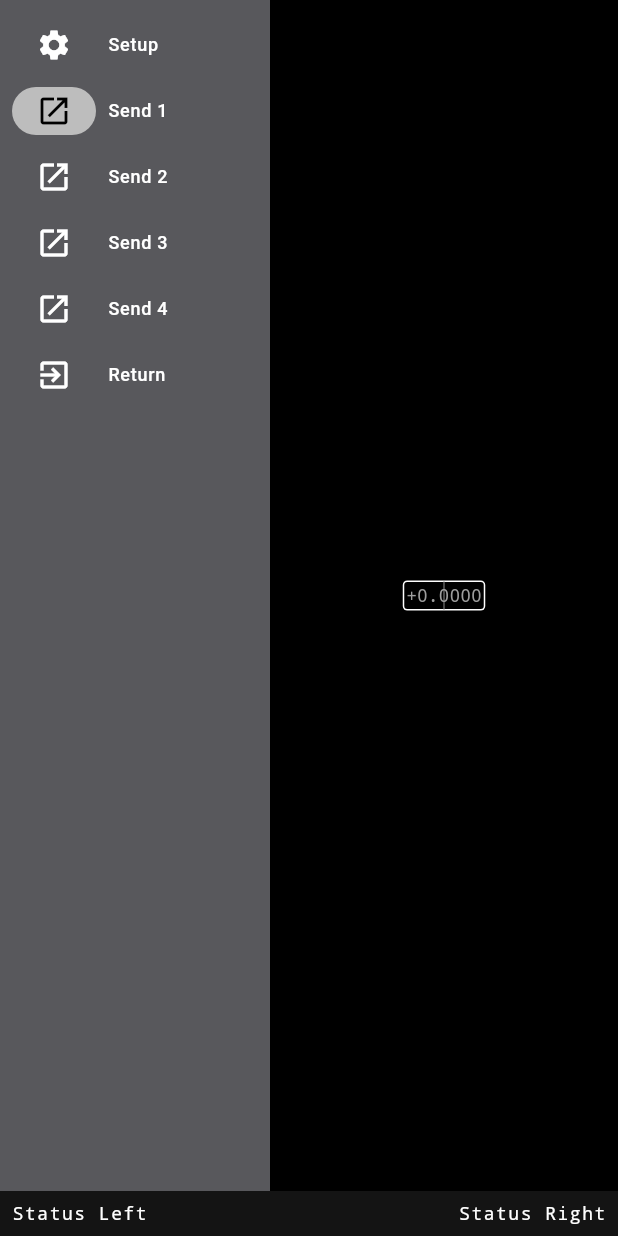
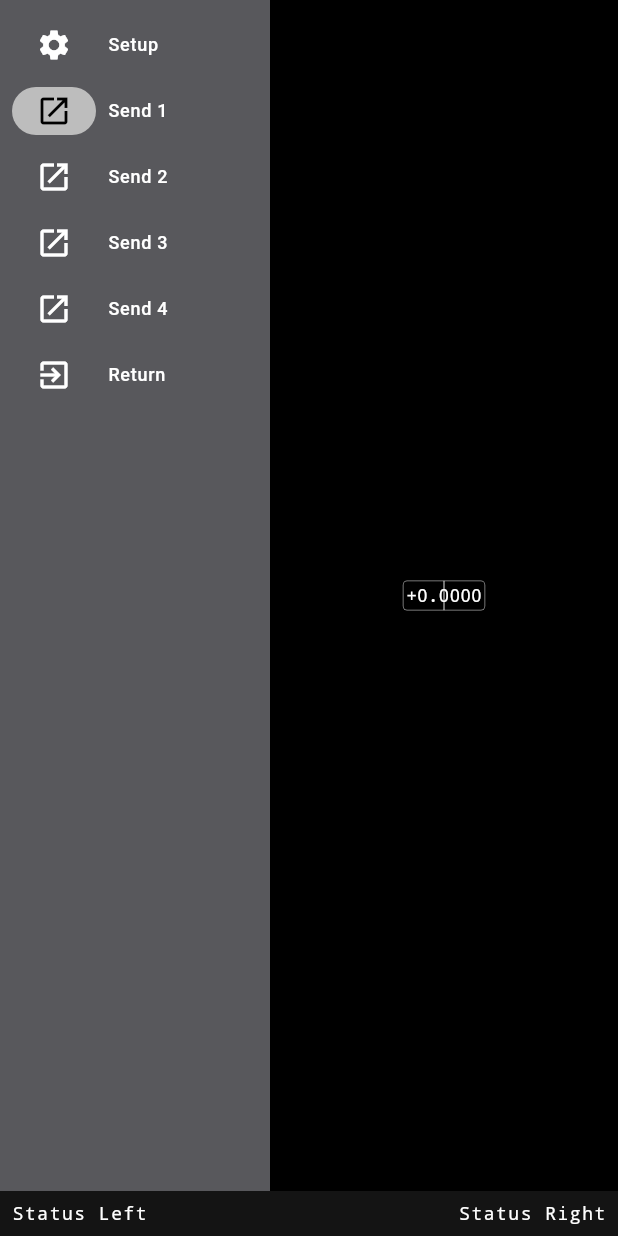
Before and after one commit to superchromat/scion_controller_app, a Flutter app: the screen it shows after launch, after a tap on an icon or button, on a phone screen of 412 x 824 dp. Run offline on Flutter 3.47's test engine with Material 3 defaults, Android fonts, the phone set to English and light mode, and no system bars; our stand-ins replace file_picker.

Commit message:
some cleanup of CSC editor

```diff
--- a/lib/NumericSlider.dart
+++ b/lib/NumericSlider.dart
@@ -151,7 +151,6 @@ class NumericSliderState extends State<NumericSlider>
 
     double snappedValue = rawValue;
 
-// Snap ONLY for display, without altering drag math
     for (final detent in _detents) {
       if ((rawValue - detent).abs() <= _detentThreshold) {
         snappedValue = detent;
@@ -350,7 +349,7 @@ class _NumericSliderPainter extends CustomPainter {
         ? Colors.yellow[700]!
         : interacting
             ? Colors.yellow
-            : Colors.grey;
+            : Colors.white;
 
     final bgPaint = Paint()..color = Colors.transparent;
     final linePaint = Paint()
@@ -366,9 +365,9 @@ class _NumericSliderPainter extends CustomPainter {
     canvas.drawRRect(
       rrect,
       Paint()
-        ..color = Colors.white
+        ..color = Colors.grey
         ..style = PaintingStyle.stroke
-        ..strokeWidth = 2,
+        ..strokeWidth = 1,
     );
 
     final clipPath = Path()..addRRect(rrect);
@@ -377,7 +376,7 @@ class _NumericSliderPainter extends CustomPainter {
 
     if (!editing) {
       final fraction = (value / 2.0);
-      final shadePaint = Paint()..color = baseColor.withOpacity(0.2);
+      final shadePaint = Paint()..color = baseColor.withOpacity(0.6);
       final shadeWidth = size.width * fraction.abs() / 2.0;
       final rect = Rect.fromLTWH(
         fraction > 0 ? centerX : centerX - shadeWidth,
--- a/lib/VideoFormatSelection.dart
+++ b/lib/VideoFormatSelection.dart
@@ -89,8 +89,10 @@ class _VideoFormatSelectionSectionState
       children: List.generate(3, (row) {
         return TableRow(
           children: List.generate(3, (col) {
+            final top = row == 0 ? 0.0 : 4.0;
+            final bottom = row == 2 ? 0.0 : 4.0;
             return Padding(
-              padding: const EdgeInsets.all(4),
+              padding: EdgeInsets.fromLTRB(4, top, 4, bottom),
               child: SizedBox(
                 width: 45,
                 height: 20,
@@ -185,7 +187,9 @@ class _VideoFormatSelectionSectionState
                       ),
                     ),
                     const SizedBox(height: 16),
-                    Container(
+                    Transform.translate(
+                      offset: const Offset(-8, 0),
+                      child: Container(
                         padding: const EdgeInsets.fromLTRB(8, 8, 48, 8),
                         decoration: BoxDecoration(
                           color: Colors.grey[800],
@@ -234,6 +238,7 @@ class _VideoFormatSelectionSectionState
                           ),
                         ),
                       ),
+                    ),
                   ],
                 ),
                 // Matrix second
```
Lines whose indentation alone changed are shown as unchanged.
